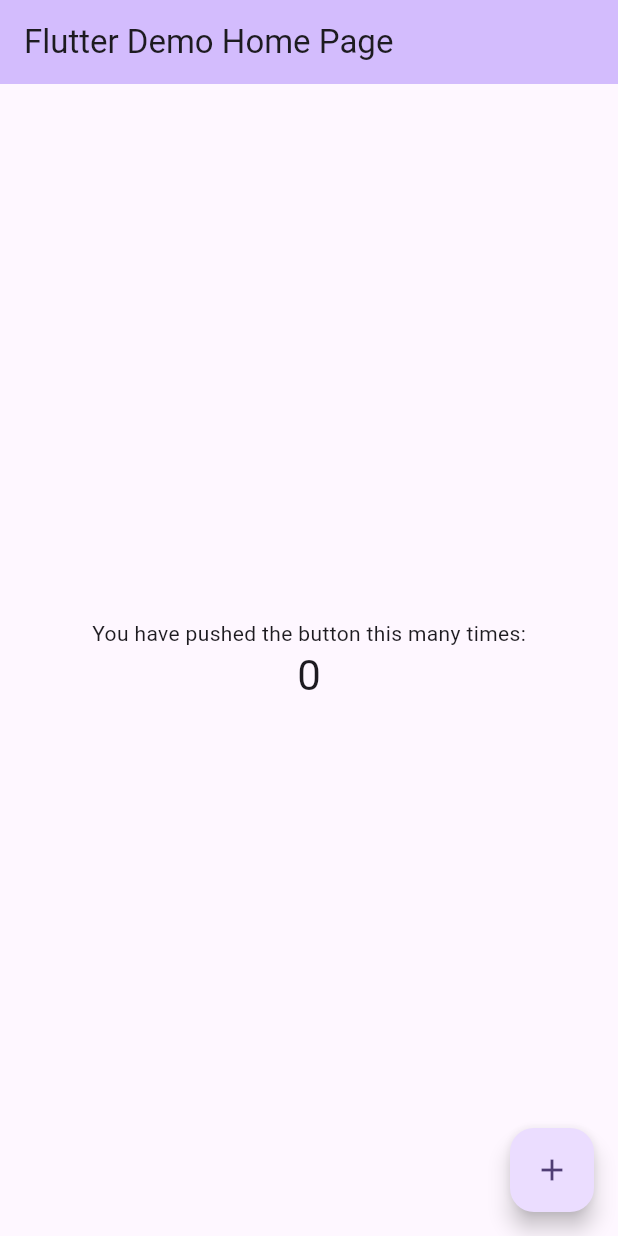
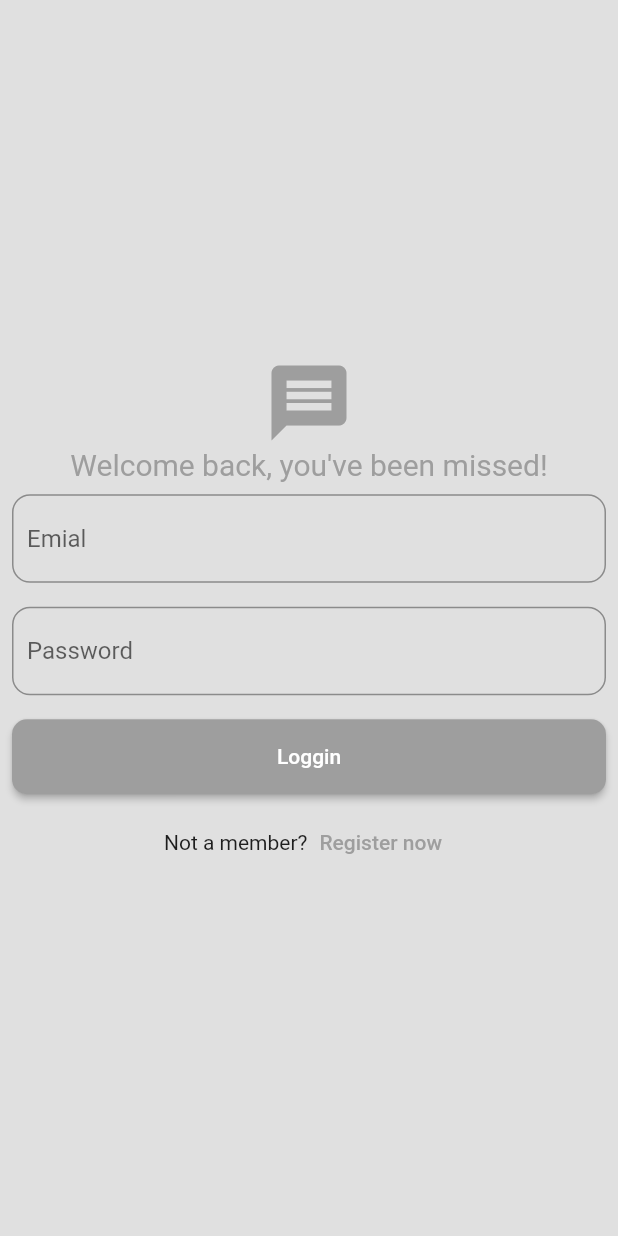
Before and after one commit to CongThuan02/flutter_chat, a Flutter app: the screen it shows after launch, on a phone screen of 412 x 824 dp. Run offline on Flutter 3.47's test engine with Material 2 defaults, Android fonts, the phone set to English and light mode, and no system bars; our stand-ins replace cloud_firestore, firebase_auth, firebase_core, fluttertoast; accounts and stored records are empty; generated files the repository leaves out were written again.

Commit message:
crate: login and get user

```diff
--- /dev/null
+++ b/lib/components/my_button.dart
@@ -0,0 +1,30 @@
+import 'package:flutter/material.dart';
+
+class MyBytton extends StatelessWidget {
+  final double width;
+  final double height;
+  final double borderRadius;
+  final String textButton;
+  final void Function()? onPressed;
+  const MyBytton(
+      {super.key,
+      required this.height,
+      required this.width,
+      required this.borderRadius,
+      required this.textButton,
+      required this.onPressed});
+
+  @override
+  Widget build(BuildContext context) {
+    return ElevatedButton(
+      style: ElevatedButton.styleFrom(
+        minimumSize: Size(width, height),
+        shape: RoundedRectangleBorder(
+          borderRadius: BorderRadius.circular(borderRadius),
+        ),
+      ),
+      onPressed: onPressed,
+      child: Text(textButton),
+    );
+  }
+}
--- /dev/null
+++ b/lib/components/my_textformfield.dart
@@ -0,0 +1,36 @@
+// ignore_for_file: must_be_immutable
+
+import 'package:flutter/material.dart';
+
+class MyTextFormfield extends StatelessWidget {
+  TextEditingController controller;
+  bool hinPassword;
+  String hinText;
+  MyTextFormfield({
+    super.key,
+    required this.controller,
+    required this.hinText,
+    required this.hinPassword,
+  });
+
+  @override
+  Widget build(BuildContext context) {
+    return Padding(
+      padding: const EdgeInsets.all(8.0),
+      child: TextFormField(
+        obscureText: hinPassword,
+        controller: controller,
+        decoration: InputDecoration(
+          contentPadding:
+              const EdgeInsets.symmetric(horizontal: 10, vertical: 20),
+          border: OutlineInputBorder(
+            borderSide: BorderSide(
+                width: 2, color: Theme.of(context).colorScheme.tertiary),
+            borderRadius: BorderRadius.circular(12),
+          ),
+          hintText: hinText,
+        ),
+      ),
+    );
+  }
+}
--- a/lib/main.dart
+++ b/lib/main.dart
@@ -1,6 +1,15 @@
+import 'package:firebase_core/firebase_core.dart';
 import 'package:flutter/material.dart';
+import 'package:flutter_chat/themes/light_mode.dart';
 
-void main() {
+import 'service/auth/auth_gate.dart';
+import 'firebase_options.dart';
+
+Future<void> main() async {
+  WidgetsFlutterBinding.ensureInitialized();
+  await Firebase.initializeApp(
+    options: DefaultFirebaseOptions.currentPlatform,
+  );
   runApp(const MyApp());
 }
 
@@ -11,115 +20,10 @@ class MyApp extends StatelessWidget {
   @override
   Widget build(BuildContext context) {
     return MaterialApp(
+      debugShowCheckedModeBanner: false,
       title: 'Flutter Demo',
-      theme: ThemeData(
-        // This is the theme of your application.
-        //
-        // TRY THIS: Try running your application with "flutter run". You'll see
-        // the application has a blue toolbar. Then, without quitting the app,
-        // try changing the seedColor in the colorScheme below to Colors.green
-        // and then invoke "hot reload" (save your changes or press the "hot
-        // reload" button in a Flutter-supported IDE, or press "r" if you used
-        // the command line to start the app).
-        //
-        // Notice that the counter didn't reset back to zero; the application
-        // state is not lost during the reload. To reset the state, use hot
-        // restart instead.
-        //
-        // This works for code too, not just values: Most code changes can be
-        // tested with just a hot reload.
-        colorScheme: ColorScheme.fromSeed(seedColor: Colors.deepPurple),
-        useMaterial3: true,
-      ),
-      home: const MyHomePage(title: 'Flutter Demo Home Page'),
+      theme: lightModel,
+      home: const AuthGate(),
     );
   }
 }
-
-class MyHomePage extends StatefulWidget {
-  const MyHomePage({super.key, required this.title});
-
-  // This widget is the home page of your application. It is stateful, meaning
-  // that it has a State object (defined below) that contains fields that affect
-  // how it looks.
-
-  // This class is the configuration for the state. It holds the values (in this
-  // case the title) provided by the parent (in this case the App widget) and
-  // used by the build method of the State. Fields in a Widget subclass are
-  // always marked "final".
-
-  final String title;
-
-  @override
-  State<MyHomePage> createState() => _MyHomePageState();
-}
-
-class _MyHomePageState extends State<MyHomePage> {
-  int _counter = 0;
-
-  void _incrementCounter() {
-    setState(() {
-      // This call to setState tells the Flutter framework that something has
-      // changed in this State, which causes it to rerun the build method below
-      // so that the display can reflect the updated values. If we changed
-      // _counter without calling setState(), then the build method would not be
-      // called again, and so nothing would appear to happen.
-      _counter++;
-    });
-  }
-
-  @override
-  Widget build(BuildContext context) {
-    // This method is rerun every time setState is called, for instance as done
-    // by the _incrementCounter method above.
-    //
-    // The Flutter framework has been optimized to make rerunning build methods
-    // fast, so that you can just rebuild anything that needs updating rather
-    // than having to individually change instances of widgets.
-    return Scaffold(
-      appBar: AppBar(
-        // TRY THIS: Try changing the color here to a specific color (to
-        // Colors.amber, perhaps?) and trigger a hot reload to see the AppBar
-        // change color while the other colors stay the same.
-        backgroundColor: Theme.of(context).colorScheme.inversePrimary,
-        // Here we take the value from the MyHomePage object that was created by
-        // the App.build method, and use it to set our appbar title.
-        title: Text(widget.title),
-      ),
-      body: Center(
-        // Center is a layout widget. It takes a single child and positions it
-        // in the middle of the parent.
-        child: Column(
-          // Column is also a layout widget. It takes a list of children and
-          // arranges them vertically. By default, it sizes itself to fit its
-          // children horizontally, and tries to be as tall as its parent.
-          //
-          // Column has various properties to control how it sizes itself and
-          // how it positions its children. Here we use mainAxisAlignment to
-          // center the children vertically; the main axis here is the vertical
-          // axis because Columns are vertical (the cross axis would be
-          // horizontal).
-          //
-          // TRY THIS: Invoke "debug painting" (choose the "Toggle Debug Paint"
-          // action in the IDE, or press "p" in the console), to see the
-          // wireframe for each widget.
-          mainAxisAlignment: MainAxisAlignment.center,
-          children: <Widget>[
-            const Text(
-              'You have pushed the button this many times:',
-            ),
-            Text(
-              '$_counter',
-              style: Theme.of(context).textTheme.headlineMedium,
-            ),
-          ],
-        ),
-      ),
-      floatingActionButton: FloatingActionButton(
-        onPressed: _incrementCounter,
-        tooltip: 'Increment',
-        child: const Icon(Icons.add),
-      ), // This trailing comma makes auto-formatting nicer for build methods.
-    );
-  }
-}
--- /dev/null
+++ b/lib/pages/login_page.dart
@@ -0,0 +1,106 @@
+import 'package:flutter/material.dart';
+import 'package:flutter_chat/pages/register_page.dart';
+import 'package:fluttertoast/fluttertoast.dart';
+
+import '../components/my_button.dart';
+import '../components/my_textformfield.dart';
+import '../service/auth/auth_service.dart';
+
+class LoginPage extends StatelessWidget {
+  const LoginPage({super.key});
+
+  @override
+  Widget build(BuildContext context) {
+    TextEditingController emailController = TextEditingController();
+    TextEditingController passwordController = TextEditingController();
+    Future<void> login(BuildContext context) async {
+      final auth = AuthService();
+      try {
+        await auth.singInWithEmailPassword(
+            email: emailController.text, password: passwordController.text);
+      } catch (e) {
+        Fluttertoast.showToast(
+            backgroundColor: Theme.of(context).colorScheme.background,
+            msg: "$e",
+            toastLength: Toast.LENGTH_SHORT,
+            gravity: ToastGravity.TOP,
+            timeInSecForIosWeb: 2,
+            textColor: Colors.black,
+            fontSize: 16.0);
+      }
+    }
+
+    return Scaffold(
+      backgroundColor: Theme.of(context).colorScheme.background,
+      body: Column(
+        mainAxisAlignment: MainAxisAlignment.center,
+        crossAxisAlignment: CrossAxisAlignment.center,
+        children: [
+          //logo
+          Center(
+            child: Icon(
+              Icons.message,
+              size: 60,
+              color: Theme.of(context).colorScheme.primary,
+            ),
+          ),
+          // welcome back message
+          Text(
+            "Welcome back, you've been missed!",
+            style: TextStyle(
+              color: Theme.of(context).colorScheme.primary,
+              fontSize: 20,
+            ),
+          ),
+          // email textfield
+          MyTextFormfield(
+            controller: emailController,
+            hinText: 'Emial',
+            hinPassword: false,
+          ),
+          //pw textfield
+          MyTextFormfield(
+            controller: passwordController,
+            hinText: 'Password',
+            hinPassword: true,
+          ),
+          // login button
+          Padding(
+            padding: const EdgeInsets.all(8.0),
+            child: MyBytton(
+              height: 50,
+              width: MediaQuery.of(context).size.width,
+              borderRadius: 10,
+              textButton: 'Loggin',
+              onPressed: () {
+                login(context);
+              },
+            ),
+          ),
+          // register now
+          Center(
+            child: Row(
+              mainAxisAlignment: MainAxisAlignment.center,
+              children: [
+                const Text("Not a member?"),
+                TextButton(
+                    onPressed: () {
+                      Navigator.push(
+                        context,
+                        MaterialPageRoute(
+                          builder: (BuildContext context) =>
+                              const RegisterPage(),
+                        ),
+                      );
+                    },
+                    child: const Text(
+                      "Register now",
+                    ))
+              ],
+            ),
+          )
+        ],
+      ),
+    );
+  }
+}
--- /dev/null
+++ b/lib/service/auth/auth_gate.dart
@@ -0,0 +1,24 @@
+import 'package:firebase_auth/firebase_auth.dart';
+import 'package:flutter/material.dart';
+import 'package:flutter_chat/pages/home_page.dart';
+import 'package:flutter_chat/pages/login_page.dart';
+
+class AuthGate extends StatelessWidget {
+  const AuthGate({super.key});
+
+  @override
+  Widget build(BuildContext context) {
+    return Scaffold(
+      body: StreamBuilder(
+        stream: FirebaseAuth.instance.authStateChanges(),
+        builder: (BuildContext context, AsyncSnapshot<dynamic> snapshot) {
+          if (snapshot.hasData) {
+            return const HomePage();
+          } else {
+            return const LoginPage();
+          }
+        },
+      ),
+    );
+  }
+}
--- /dev/null
+++ b/lib/themes/light_mode.dart
@@ -0,0 +1,11 @@
+import 'package:flutter/material.dart';
+
+ThemeData lightModel = ThemeData(
+  colorScheme: ColorScheme.light(
+    background: Colors.grey.shade300,
+    primary: Colors.grey.shade500,
+    secondary: Colors.grey.shade200,
+    tertiary: Colors.white,
+    inversePrimary: Colors.grey.shade900,
+  ),
+);
--- a/pubspec.yaml
+++ b/pubspec.yaml
@@ -35,6 +35,11 @@ dependencies:
   # The following adds the Cupertino Icons font to your application.
   # Use with the CupertinoIcons class for iOS style icons.
   cupertino_icons: ^1.0.2
+  firebase_core: ^2.24.2
+  firebase_auth: ^4.16.0
+  cloud_firestore: ^4.14.0
+  toast: ^0.3.0
+  fluttertoast: ^8.2.4
 
 dev_dependencies:
   flutter_test:
```
Also changed, not shown: lib/components/my_drawer.dart (added, +53 -0 lines), lib/pages/home_page.dart (added, +54 -0 lines), lib/pages/register_page.dart (added, +129 -0 lines), lib/pages/setting_page.dart (added, +10 -0 lines), lib/service/auth/auth_service.dart (added, +47 -0 lines), lib/service/chat/chat_service.dart (added, +14 -0 lines), lib/service/auth/login_or_register.dart (added), pubspec.lock, 11 other files.
